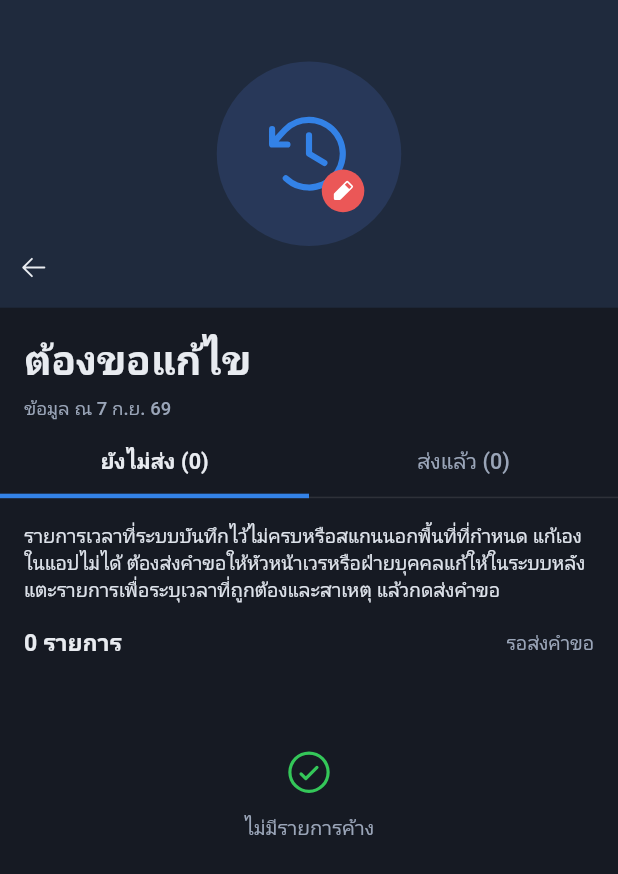
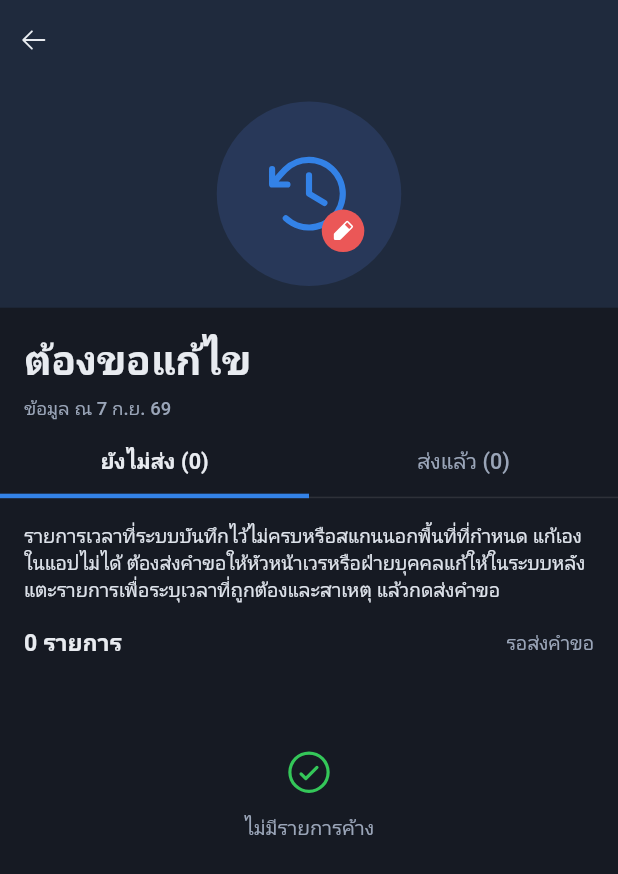
Before and after one commit to BMS-UXUI-GIT/BMS-FaceEnroll, a Flutter app: the FixRequestView screen opened by its route, on a phone screen of 412 x 824 dp. Shown: the top 874 px of the screen. Run offline on Flutter 3.47's test engine with Material 3 defaults, Android fonts, the phone set to English and light mode, and no system bars; our stand-ins replace audioplayers, battery_plus, camera, fl_chart, geolocator, get and 6 more; missing offline and left inert: google_mlkit_face_detection, network_info_plus, screen_brightness; accounts and stored records are empty.

Commit message:
fix(dashboard): back button placement and dead tabs on the fix-request page
The hero's top bar was pinned to the bottom of the flexible space, so the
back arrow sat under the illustration instead of the top-left corner; pin
it to the top and inset the artwork by the bar's height.

The pinned header's shouldRebuild only compared its height, which never
changes between tabs — so the list swapped but the tabs, the count and the
right-hand caption all kept rendering the previous tab. Give the delegate
a signature of what it is currently drawing and compare that (comparing
the child itself is useless: it is rebuilt every frame).

Co-Authored-By: Claude Opus 5 (1M context) <noreply@anthropic.com>

```diff
--- a/lib/app/modules/dashboard/dashboard_view.dart
+++ b/lib/app/modules/dashboard/dashboard_view.dart
@@ -3782,14 +3782,16 @@ class _FixRequestViewState extends State<FixRequestView> {
             fit: StackFit.expand,
             children: [
               ColoredBox(color: _D.wash),
-              Opacity(opacity: 1 - t, child: _heroArt()),
+              Padding(
+                padding: EdgeInsets.only(top: minH),
+                child: Opacity(opacity: 1 - t, child: _heroArt()),
+              ),
+              // แถบบนสุด: ปุ่มย้อนกลับมุมซ้ายเสมอ ทั้งตอนกางและตอนยุบ
               Positioned(
                 left: 0,
                 right: 0,
-                bottom: 0,
-                height: minH,
-                child: Padding(
-                  padding: EdgeInsets.only(top: top),
+                top: top,
+                height: minH - top,
                 child: Row(
                   children: [
                     _backBtn(),
@@ -3809,7 +3811,6 @@ class _FixRequestViewState extends State<FixRequestView> {
                     ),
                     SizedBox(width: _D.box(44)),
                   ],
-                  ),
                 ),
               ),
             ],
@@ -3910,6 +3911,8 @@ class _FixRequestViewState extends State<FixRequestView> {
       pinned: true,
       delegate: _FixHead(
         height: h,
+        // ความสูงเท่าเดิมทุกแท็บ ถ้าเทียบแค่ความสูงหัวจะไม่วาดใหม่ แท็บที่เลือกเลยค้าง
+        signature: '$_showSent|$pending|$sent|$count',
         child: ColoredBox(
           color: _D.bg,
           child: Column(
@@ -4164,10 +4167,18 @@ class _FixRequestViewState extends State<FixRequestView> {
 
 /// หัวตรึงของหน้าขอแก้ไข — ความสูงคงที่ที่ผู้เรียกวัดมาให้แล้ว
 class _FixHead extends SliverPersistentHeaderDelegate {
-  _FixHead({required this.height, required this.child});
+  _FixHead({
+    required this.height,
+    required this.child,
+    required this.signature,
+  });
 
   final double height;
   final Widget child;
+
+  /// สรุปสถานะที่หัวนี้วาดอยู่ — เปลี่ยนเมื่อไหร่ถึงจะวาดใหม่
+  /// (เทียบ child ตรง ๆ ไม่ได้ เพราะสร้างใหม่ทุกเฟรมอยู่แล้ว)
+  final String signature;
 
   @override
   double get minExtent => height;
@@ -4176,7 +4187,8 @@ class _FixHead extends SliverPersistentHeaderDelegate {
   @override
   Widget build(BuildContext context, double shrink, bool overlaps) => child;
   @override
-  bool shouldRebuild(_FixHead old) => old.height != height;
+  bool shouldRebuild(_FixHead old) =>
+      old.height != height || old.signature != signature;
 }
 
 /// ฟอร์มขอแก้ไขเวลาของหนึ่งวัน — เปิดจากการ์ดในหน้า "ต้องขอแก้ไข"
```
Lines whose indentation alone changed are shown as unchanged.
